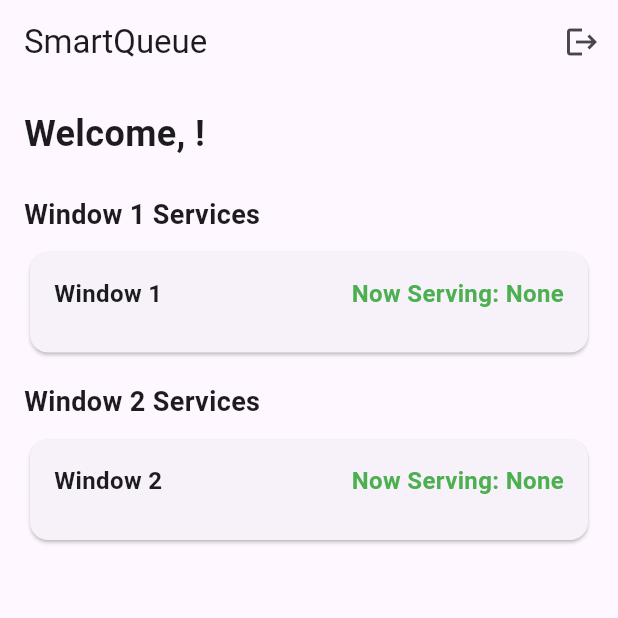
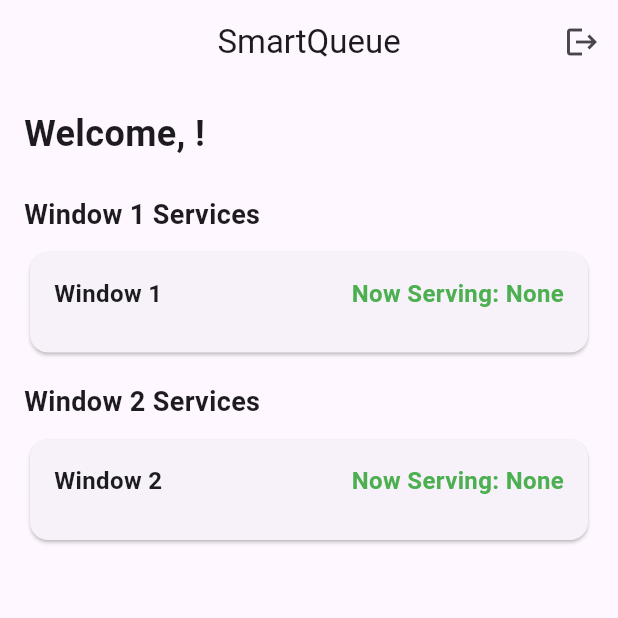
Before and after one commit to dxlmartin00/SmartQueue, a Flutter app: the screen it shows once a user with an empty profile is signed in, on a phone screen of 412 x 824 dp, the top half of it. Run offline on Flutter 3.47's test engine with Material 3 defaults, Android fonts, the phone set to English and light mode, and no system bars; our stand-ins replace shared_preferences, supabase_flutter; accounts and stored records are empty; network calls fail.

Commit message:
HOTFIX of admin dashboard/screen then added temp debug screen and button

```diff
--- a/lib/main.dart
+++ b/lib/main.dart
@@ -1,3 +1,4 @@
+import 'package:flutter/foundation.dart';
 import 'package:flutter/material.dart';
 import 'package:supabase_flutter/supabase_flutter.dart';
 import 'package:provider/provider.dart';
@@ -5,14 +6,29 @@ import 'screens/login_screen.dart';
 import 'state/queue_provider.dart';
 import 'screens/admin_dashboard_screen.dart';
 import 'screens/user_home_screen.dart';
+import 'debug/admin_debug_screen.dart';
 
 void main() async {
   WidgetsFlutterBinding.ensureInitialized();
 
+  if (kDebugMode) {
+    print('🚀 Initializing SmartQueue...');
+  }
+
+  try {
     await Supabase.initialize(
       url: 'https://uaezsosaqgwvjzsvpahg.supabase.co',
       anonKey: 'eyJhbGciOiJIUzI1NiIsInR5cCI6IkpXVCJ9.eyJpc3MiOiJzdXBhYmFzZSIsInJlZiI6InVhZXpzb3NhcWd3dmp6c3ZwYWhnIiwicm9sZSI6ImFub24iLCJpYXQiOjE3NTgxMTkyMzksImV4cCI6MjA3MzY5NTIzOX0.cbvGox-AxCzwMFFXkw8GfRuqdylDwIqJc8vjbNxKvkM',
     );
+
+    if (kDebugMode) {
+      print('✅ Supabase initialized successfully');
+    }
+  } catch (e) {
+    if (kDebugMode) {
+      print('❌ Failed to initialize Supabase: $e');
+    }
+  }
 
   runApp(
     ChangeNotifierProvider(
@@ -29,9 +45,14 @@ class SmartQueueApp extends StatelessWidget {
   Widget build(BuildContext context) {
     return MaterialApp(
       title: 'SmartQueue',
+      debugShowCheckedModeBanner: false,
       theme: ThemeData(
         primarySwatch: Colors.blue,
         visualDensity: VisualDensity.adaptivePlatformDensity,
+        appBarTheme: const AppBarTheme(
+          elevation: 0,
+          centerTitle: true,
+        ),
       ),
       home: const AuthWrapper(),
     );
@@ -48,6 +69,13 @@ class AuthWrapper extends StatelessWidget {
     return StreamBuilder<AuthState>(
       stream: supabase.auth.onAuthStateChange,
       builder: (context, snapshot) {
+        if (kDebugMode) {
+          print('🔐 Auth state changed: ${snapshot.data?.event}');
+          if (snapshot.data?.session?.user != null) {
+            print('👤 User: ${snapshot.data?.session?.user?.email}');
+          }
+        }
+
         if (snapshot.hasData && snapshot.data!.session != null) {
           return const RoleBasedHome();
         }
@@ -63,24 +91,142 @@ class RoleBasedHome extends StatelessWidget {
   @override
   Widget build(BuildContext context) {
     return FutureBuilder<void>(
-      future: Provider.of<EnhancedQueueProvider>(context, listen: false).loadProfile(),
+      future: _initializeUserData(context),
       builder: (context, snapshot) {
         if (snapshot.connectionState == ConnectionState.waiting) {
           return const Scaffold(
-            body: Center(child: CircularProgressIndicator()),
+            body: Center(
+              child: Column(
+                mainAxisAlignment: MainAxisAlignment.center,
+                children: [
+                  CircularProgressIndicator(),
+                  SizedBox(height: 16),
+                  Text('Loading your profile...'),
+                ],
+              ),
+            ),
           );
         }
 
-        final provider = Provider.of<EnhancedQueueProvider>(context);
+        if (snapshot.hasError) {
+          if (kDebugMode) {
+            print('❌ Error loading user data: ${snapshot.error}');
+          }
+
+          return Scaffold(
+            body: Center(
+              child: Column(
+                mainAxisAlignment: MainAxisAlignment.center,
+                children: [
+                  const Icon(Icons.error, size: 64, color: Colors.red),
+                  const SizedBox(height: 16),
+                  const Text('Failed to load user data'),
+                  const SizedBox(height: 8),
+                  Text(
+                    snapshot.error.toString(),
+                    style: const TextStyle(color: Colors.grey),
+                    textAlign: TextAlign.center,
+                  ),
+                  const SizedBox(height: 16),
+                  ElevatedButton(
+                    onPressed: () => Supabase.instance.client.auth.signOut(),
+                    child: const Text('Sign Out'),
+                  ),
+                ],
+              ),
+            ),
+          );
+        }
+
+        return Consumer<EnhancedQueueProvider>(
+          builder: (context, provider, child) {
             final role = provider.currentProfile?.role ?? 'user';
+            final userName = provider.currentProfile?.fullName ?? 'User';
 
-        print('Current user role: $role');
+            if (kDebugMode) {
+              print('🎭 Current user role: $role');
+              print('👤 Current user name: $userName');
+              print('🔍 Profile object: ${provider.currentProfile}');
+            }
 
+            // Add debug button in debug mode
+            Widget homeScreen;
             if (role == 'admin') {
-          return const AdminDashboardScreen();
+              if (kDebugMode) {
+                print('🔧 Loading AdminDashboardScreen');
               }
-        return const UserHomeScreen();
+              homeScreen = const AdminDashboardScreen();
+            } else {
+              if (kDebugMode) {
+                print('👨‍🎓 Loading UserHomeScreen');
+              }
+              homeScreen = const UserHomeScreen();
+            }
+
+            // Wrap with debug button if in debug mode
+            if (kDebugMode) {
+              return Stack(
+                children: [
+                  homeScreen,
+                  Positioned(
+                    top: 50,
+                    right: 16,
+                    child: FloatingActionButton.small(
+                      heroTag: "admin_debug",
+                      backgroundColor: Colors.red,
+                      onPressed: () {
+                        Navigator.of(context).push(
+                          MaterialPageRoute(
+                            builder: (context) => AdminDebugScreen(),
+                          ),
+                        );
+                      },
+                      child: const Icon(Icons.admin_panel_settings),
+                    ),
+                  ),
+                ],
+              );
+            }
+
+            return homeScreen;
+          },
+        );
       },
     );
   }
+
+  Future<void> _initializeUserData(BuildContext context) async {
+    final provider = Provider.of<EnhancedQueueProvider>(context, listen: false);
+
+    if (kDebugMode) {
+      print('📊 Initializing user data...');
     }
+
+    // Load user profile first
+    await provider.loadProfile();
+
+    if (kDebugMode) {
+      print('👤 Profile loaded: ${provider.currentProfile?.fullName} (${provider.currentProfile?.role})');
+    }
+
+    // Load services and other data
+    await Future.wait([
+      provider.loadServices(),
+      provider.loadUserTickets(),
+      provider.loadServiceStatuses(),
+    ]);
+
+    if (kDebugMode) {
+      print('📋 Loaded ${provider.services.length} services');
+      print('🎫 Loaded ${provider.userTickets.length} user tickets');
+      print('📊 Loaded ${provider.serviceStatuses.length} service statuses');
+    }
+
+    // Subscribe to real-time updates
+    provider.subscribeToServiceStatus();
+
+    if (kDebugMode) {
+      print('✅ User data initialization complete');
+    }
+  }
+}
```
Also changed, not shown: lib/debug/admin_debug_screen.dart (added, +210 -0 lines), lib/screens/login_screen.dart (+12 -0 lines), lib/state/queue_provider.dart (+173 -19 lines). Lines whose indentation alone changed are shown as unchanged.
